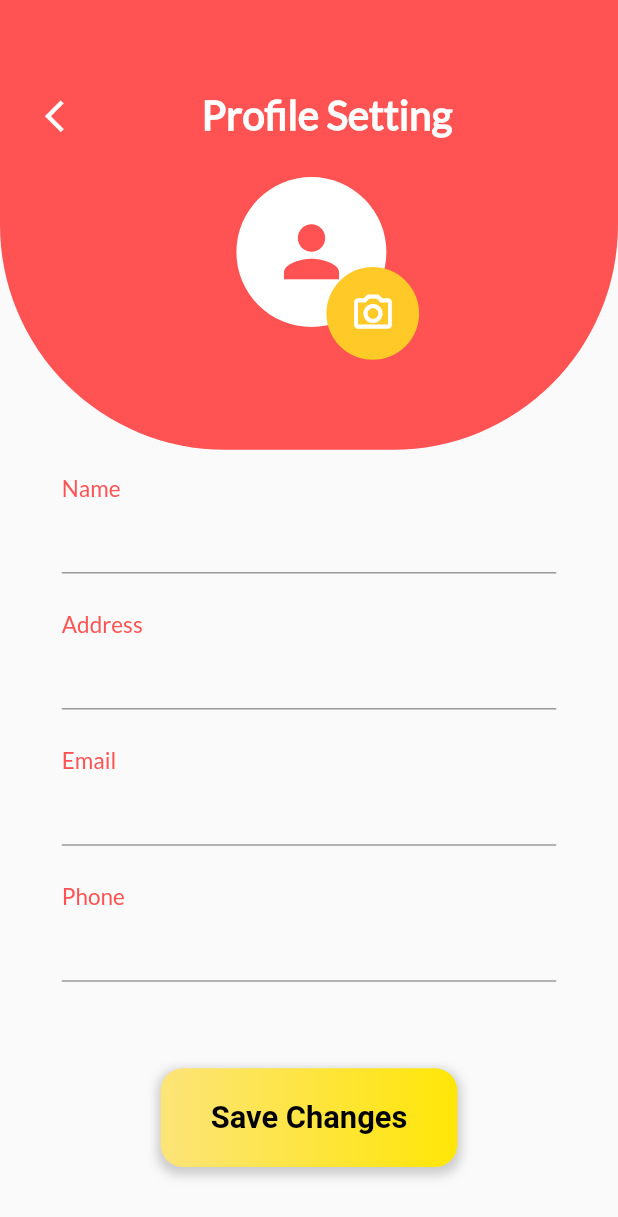
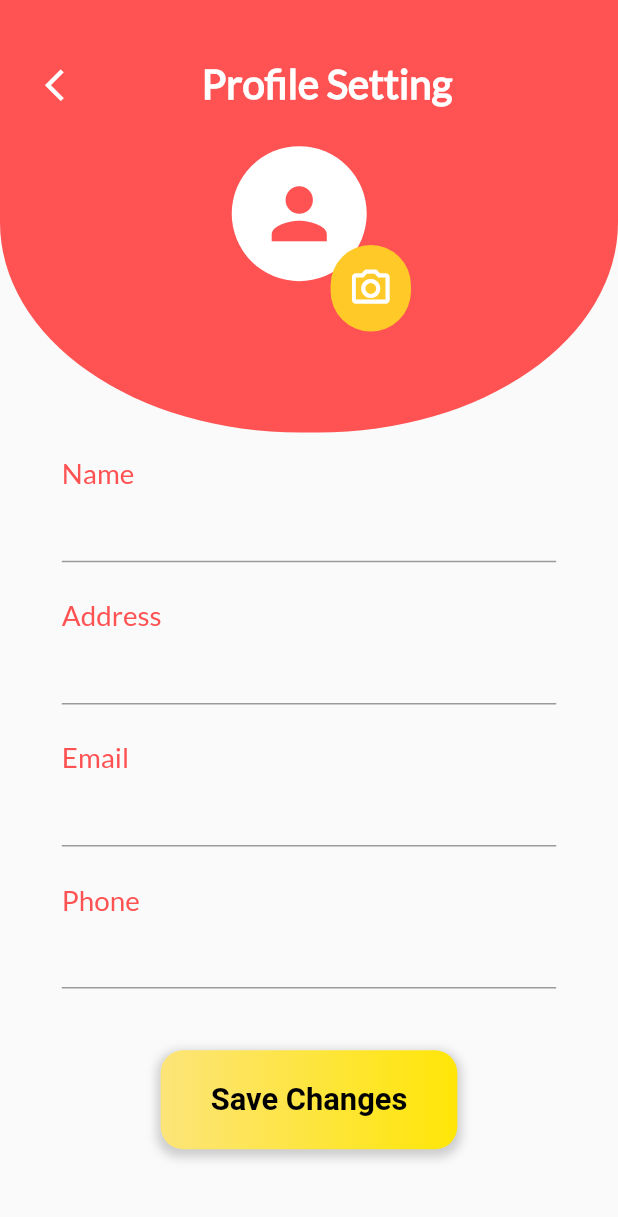
Before and after one commit to Nayashaaa/Superman-Foods, a Flutter app: the profileSetting screen opened directly, on a phone screen of 412 x 824 dp. Shown: the top 1217 px of the screen. Run offline on Flutter 3.47's test engine with Material 2 defaults, Android fonts, the phone set to English and light mode, and no system bars; our stand-ins replace carousel_slider, image_picker, pocketbase, shared_preferences; missing offline and left inert: flutter_session_manager; accounts and stored records are empty; network calls fail.

```diff
--- a/lib/features/user/userSetting.dart
+++ b/lib/features/user/userSetting.dart
@@ -137,16 +137,17 @@ class _profileSettingState extends State<profileSetting> {
           child: Column(
             children: [
               Container(
+                height: MediaQuery.of(context).size.height * 0.35,
                 decoration: BoxDecoration(
                   color: Colors.redAccent,
                   borderRadius: BorderRadius.only(
-                    bottomLeft: Radius.circular(150),
-                    bottomRight: Radius.circular(150),
+                    bottomLeft: Radius.elliptical(200, 140),
+                    bottomRight: Radius.elliptical(200, 140),
                   )
                 ),
                 child: Column(
                   children: [
-                    SizedBox(height: MediaQuery.of(context).size.height * 0.045),
+                    SizedBox(height: MediaQuery.of(context).size.height * 0.02),
               Row(
                 children: [
                   Container(
@@ -173,34 +174,38 @@ class _profileSettingState extends State<profileSetting> {
               ),
               SizedBox(height: MediaQuery.of(context).size.height * 0.02),
               Container(
-                padding: EdgeInsets.fromLTRB(85, 0, 0, 0),
+                height: MediaQuery.of(context).size.height * 0.2,
+                padding: EdgeInsets.fromLTRB(70, 0, 0, 0),
                 child: Stack(
                   children: [
                     _image != null
                         ? CircleAvatar(
-                            radius: 50,
+                            radius: 45,
                             backgroundImage: MemoryImage(_image!),
                           )
                         : img != ''
                             ? CircleAvatar(
-                                radius: 50,
+                                radius: 45,
                                 backgroundImage: NetworkImage(imgUrl.toString()),
                               )
                             : CircleAvatar(
-                                radius: 50,
+                                radius: 45,
                                 backgroundColor: Colors.white,
                                 child: Icon(Icons.person, size: 55, color: Colors.redAccent),
                               ),
                     Container(
-                      margin: EdgeInsets.all(60),
+                      margin: EdgeInsets.fromLTRB(MediaQuery.of(context).size.width * 0.16,
+                      MediaQuery.of(context).size.width * 0.16,
+                      MediaQuery.of(context).size.width * 0.13,
+                      MediaQuery.of(context).size.width * 0.1),
                       child: InkWell(
                         onTap: () {
                           selectImage();
                         },
                         child: Container(
-                          width: MediaQuery.of(context).size.width * 0.15,
-                          height: MediaQuery.of(context).size.width * 0.15,
-                          padding: EdgeInsets.all(16.0),
+                          width: MediaQuery.of(context).size.width * 0.13,
+                          height: MediaQuery.of(context).size.height * 0.15,
+                          padding: EdgeInsets.all(MediaQuery.of(context).size.width * 0.025),
                           decoration: BoxDecoration(
                               color: Colors.amber[400], borderRadius: BorderRadius.circular(50)),
                           child: Icon(Icons.camera_alt_outlined, size: 30, color: Colors.white),
@@ -224,7 +229,7 @@ class _profileSettingState extends State<profileSetting> {
                       child: Text(
                         'Name',
                         style: TextStyle(
-                          fontSize: 15,
+                          fontSize: MediaQuery.of(context).size.width * 0.045,
                           fontFamily: 'Lato',
                           color: Colors.redAccent,
                         ),
@@ -234,7 +239,7 @@ class _profileSettingState extends State<profileSetting> {
                       controller: _nameController,
                       style: TextStyle(
                         fontFamily: 'Lato',
-                        fontSize: 18,
+                        fontSize: MediaQuery.of(context).size.width * 0.047,
                       ),
                       cursorColor: Colors.grey,
                       decoration: InputDecoration(
@@ -252,7 +257,7 @@ class _profileSettingState extends State<profileSetting> {
                       child: Text(
                         'Address',
                         style: TextStyle(
-                          fontSize: 15,
+                          fontSize: MediaQuery.of(context).size.width * 0.045,
                           fontFamily: 'Lato',
                           color: Colors.redAccent,
                         ),
@@ -262,7 +267,7 @@ class _profileSettingState extends State<profileSetting> {
                       controller: _addressController,
                       style: TextStyle(
                         fontFamily: 'Lato',
-                        fontSize: 18,
+                        fontSize: MediaQuery.of(context).size.width * 0.047,
                       ),
                       cursorColor: Colors.grey,
                       decoration: InputDecoration(
@@ -280,7 +285,7 @@ class _profileSettingState extends State<profileSetting> {
                       child: Text(
                         'Email',
                         style: TextStyle(
-                          fontSize: 15,
+                          fontSize: MediaQuery.of(context).size.width * 0.045,
                           fontFamily: 'Lato',
                           color: Colors.redAccent,
                         ),
@@ -290,7 +295,7 @@ class _profileSettingState extends State<profileSetting> {
                       controller: _emailController,
                       style: TextStyle(
                         fontFamily: 'Lato',
-                        fontSize: 18,
+                        fontSize: MediaQuery.of(context).size.width * 0.047,
                       ),
                       cursorColor: Colors.grey,
                       decoration: InputDecoration(
@@ -308,7 +313,7 @@ class _profileSettingState extends State<profileSetting> {
                       child: Text(
                         'Phone',
                         style: TextStyle(
-                          fontSize: 15,
+                          fontSize: MediaQuery.of(context).size.width * 0.045,
                           fontFamily: 'Lato',
                           color: Colors.redAccent,
                         ),
@@ -318,7 +323,7 @@ class _profileSettingState extends State<profileSetting> {
                       controller: _phoneController,
                       style: TextStyle(
                         fontFamily: 'Lato',
-                        fontSize: 18,
+                        fontSize: MediaQuery.of(context).size.width * 0.047,
                       ),
                       cursorColor: Colors.grey,
                       decoration: InputDecoration(
@@ -330,7 +335,7 @@ class _profileSettingState extends State<profileSetting> {
                         ),
                       ),
                     ),
-                    SizedBox(height: MediaQuery.of(context).size.width * 0.09),
+                    SizedBox(height: MediaQuery.of(context).size.width * 0.05),
                     InkWell(
                       onTap: () {
                         updateDetails();
```
Also changed, not shown: lib/features/orders/order.dart (added, +85 -0 lines), lib/features/user/profile.dart (+9 -3 lines), 3 other files.
